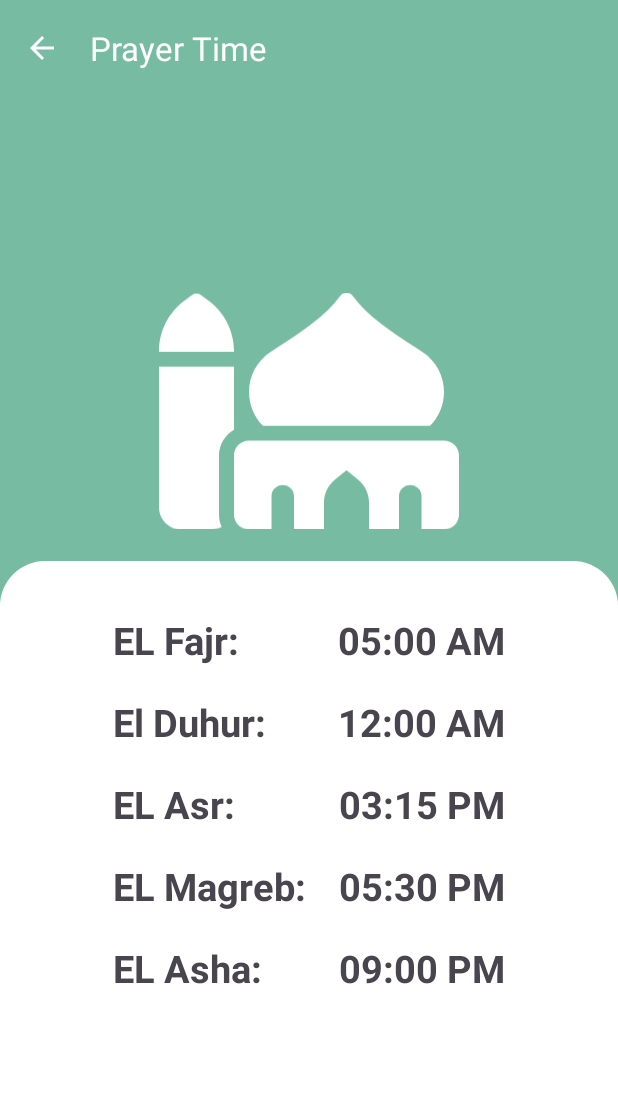
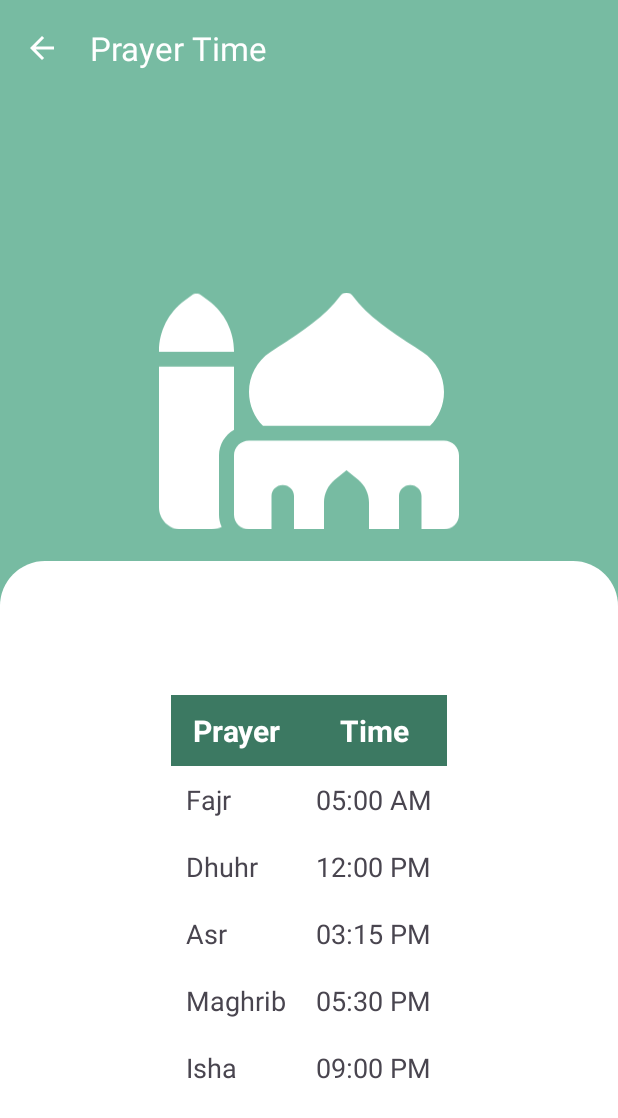
Before and after one commit to AdhamHerbsh/HalalZone, an Android app: the PrayertimeActivity screen opened directly, with no data from a screen before it, on a phone screen of 412 x 824 dp. Shown: the top 1118 px of the screen. Run offline under Robolectric (Android 15) with nearby library versions, the phone set to English and light mode, and no system bars.

```diff
--- a/app/src/main/AndroidManifest.xml
+++ b/app/src/main/AndroidManifest.xml
@@ -17,6 +17,9 @@
         android:supportsRtl="true"
         android:theme="@style/Theme.HalalZone"
         tools:targetApi="31">
+        <activity
+            android:name=".video"
+            android:exported="false" />
         <activity
             android:name=".ItermActivity"
             android:exported="false" />
--- a/app/src/main/java/com/example/halalzone/GateFragment.java
+++ b/app/src/main/java/com/example/halalzone/GateFragment.java
@@ -1,54 +1,10 @@
 package com.example.halalzone;
 
-import android.content.Intent;
 import android.os.Bundle;
 
 import androidx.fragment.app.Fragment;
-import androidx.fragment.app.FragmentTransaction;
 
-import android.view.LayoutInflater;
-import android.view.View;
-import android.view.ViewGroup;
-import android.widget.Button;
-
-/**
- * A simple {@link Fragment} subclass.
- * Use the {@link GateFragment#newInstance} factory method to
- * create an instance of this fragment.
- */
 public class GateFragment extends Fragment {
-
-    // TODO: Rename parameter arguments, choose names that match
-    // the fragment initialization parameters, e.g. ARG_ITEM_NUMBER
-    private static final String ARG_PARAM1 = "param1";
-    private static final String ARG_PARAM2 = "param2";
-
-    // TODO: Rename and change types of parameters
-    private String mParam1;
-    private String mParam2;
-
-    public GateFragment() {
-        // Required empty public constructor
-    }
-    Button _LOGIN_BTN, _CNA_BTN;
-
-    /**
-     * Use this factory method to create a new instance of
-     * this fragment using the provided parameters.
-     *
-     * @param param1 Parameter 1.
-     * @param param2 Parameter 2.
-     * @return A new instance of fragment GateFragment.
-     */
-    // TODO: Rename and change types and number of parameters
-    public static GateFragment newInstance(String param1, String param2) {
-        GateFragment fragment = new GateFragment();
-        Bundle args = new Bundle();
-        args.putString(ARG_PARAM1, param1);
-        args.putString(ARG_PARAM2, param2);
-        fragment.setArguments(args);
-        return fragment;
-    }
 
     @Override
     public void onCreate(Bundle savedInstanceState) {
--- a/app/src/main/java/com/example/halalzone/ShopsActivity.java
+++ b/app/src/main/java/com/example/halalzone/ShopsActivity.java
@@ -1,6 +1,7 @@
 package com.example.halalzone;
 
 import android.os.Bundle;
+import android.widget.ImageView;
 
 import androidx.activity.EdgeToEdge;
 import androidx.appcompat.app.AppCompatActivity;
@@ -16,6 +17,10 @@ public class ShopsActivity extends AppCompatActivity {
         super.onCreate(savedInstanceState);
         EdgeToEdge.enable(this);
         setContentView(R.layout.activity_shops);
+
+        ImageView imageView = findViewById(R.id.myImage);
+        imageView.setImageResource(R.drawable.shop); // Change to your image resource
+
 
         // Set up Toolbar
         Toolbar toolbar = findViewById(R.id.toolbar);
--- a/app/src/main/res/layout/activity_gate.xml
+++ b/app/src/main/res/layout/activity_gate.xml
@@ -62,7 +62,6 @@
             android:layout_height="wrap_content"
             android:backgroundTint="@color/primary"
             android:fontFamily="@font/poppins_bold"
-            android:onClick="toLogin"
             android:text="@string/admin" />
     </LinearLayout>
 
--- a/app/src/main/res/layout/activity_prayertime.xml
+++ b/app/src/main/res/layout/activity_prayertime.xml
@@ -23,128 +23,126 @@
     <ImageView
         android:layout_width="200dp"
         android:layout_height="200dp"
-        android:layout_above="@+id/test"
+        android:layout_above="@+id/panel"
         android:layout_centerHorizontal="true"
         android:src="@drawable/mosque_solid" />
 
     <LinearLayout
-        android:id="@+id/test"
+        android:id="@+id/panel"
         android:layout_width="match_parent"
+        android:layout_height="450dp"
         android:layout_alignParentBottom="true"
         android:background="@drawable/rounded_top"
-        android:layout_height="450dp"
-        android:padding="25dp"
-        android:orientation="vertical">
-        <LinearLayout
+        android:gravity="center"
+        android:orientation="vertical"
+        android:padding="25dp">
+
+
+        <TableLayout
+            android:layout_width="wrap_content"
+            android:layout_height="wrap_content"
+            android:background="@color/white"
+            android:stretchColumns="2">
+
+            <!-- Table Header -->
+            <TableRow
+                android:layout_width="wrap_content"
+                android:layout_height="wrap_content">
+
+                <TextView
+                    android:layout_width="wrap_content"
+                    android:layout_height="wrap_content"
+                    android:background="@color/primary"
+                    android:gravity="center"
+                    android:padding="10dp"
+                    android:text="Prayer"
+                    android:textColor="@color/white"
+                    android:textSize="20sp"
+                    android:textStyle="bold" />
+
+                <TextView
+                    android:layout_width="wrap_content"
+                    android:layout_height="wrap_content"
+                    android:background="@color/primary"
+                    android:gravity="center"
+                    android:padding="10dp"
+                    android:text="Time"
+                    android:textColor="@color/white"
+                    android:textSize="20sp"
+                    android:textStyle="bold" />
+            </TableRow>
+
+            <!-- Fajr -->
+            <TableRow>
+
+                <TextView
+                    android:padding="10dp"
+                    android:text="Fajr"
+                    android:textSize="18sp" />
+
+                <TextView
                     android:layout_width="match_parent"
-            android:layout_height="wrap_content"
-            android:layout_marginHorizontal="40dp"
                     android:padding="10dp"
-            android:orientation="horizontal">
+                    android:text="05:00 AM"
+                    android:textSize="18sp" />
+            </TableRow>
+
+            <!-- Dhuhr -->
+            <TableRow>
+
                 <TextView
-                android:layout_width="0dp"
-                android:layout_height="wrap_content"
-                android:textSize="25sp"
-                android:textStyle="bold"
-                android:layout_weight="1"
-                android:text="EL Fajr:" />
+                    android:padding="10dp"
+                    android:text="Dhuhr"
+                    android:textSize="18sp" />
+
                 <TextView
-                android:layout_width="0dp"
-                android:textAlignment="textEnd"
-                android:layout_height="wrap_content"
-                android:layout_weight="1"
-                android:textSize="25sp"
-                android:textStyle="bold"
-                android:text="05:00 AM" />
-        </LinearLayout>
-        <LinearLayout
-            android:layout_width="match_parent"
-            android:layout_height="wrap_content"
-            android:layout_marginHorizontal="40dp"
                     android:padding="10dp"
-            android:orientation="horizontal">
+                    android:text="12:00 PM"
+                    android:textSize="18sp" />
+            </TableRow>
+
+            <!-- Asr -->
+            <TableRow>
+
                 <TextView
-                android:layout_width="0dp"
-                android:layout_height="wrap_content"
-                android:textSize="25sp"
-                android:textStyle="bold"
-                android:layout_weight="1"
-                android:text="El Duhur:" />
+                    android:padding="10dp"
+                    android:text="Asr"
+                    android:textSize="18sp" />
+
                 <TextView
-                android:layout_width="0dp"
-                android:textAlignment="textEnd"
-                android:layout_height="wrap_content"
-                android:layout_weight="1"
-                android:textSize="25sp"
-                android:textStyle="bold"
-                android:text="12:00 AM" />
-        </LinearLayout>
-        <LinearLayout
-            android:layout_width="match_parent"
-            android:layout_height="wrap_content"
-            android:layout_marginHorizontal="40dp"
                     android:padding="10dp"
-            android:orientation="horizontal">
+                    android:text="03:15 PM"
+                    android:textSize="18sp" />
+            </TableRow>
+
+            <!-- Maghrib -->
+            <TableRow>
+
                 <TextView
-                android:layout_width="0dp"
-                android:layout_height="wrap_content"
-                android:textSize="25sp"
-                android:textStyle="bold"
-                android:layout_weight="1"
-                android:text="EL Asr:" />
+                    android:padding="10dp"
+                    android:text="Maghrib"
+                    android:textSize="18sp" />
+
                 <TextView
-                android:layout_width="0dp"
-                android:textAlignment="textEnd"
-                android:layout_height="wrap_content"
-                android:layout_weight="1"
-                android:textSize="25sp"
-                android:textStyle="bold"
-                android:text="03:15 PM" />
-        </LinearLayout>
-        <LinearLayout
-            android:layout_width="match_parent"
-            android:layout_height="wrap_content"
-            android:layout_marginHorizontal="40dp"
                     android:padding="10dp"
-            android:orientation="horizontal">
+                    android:text="05:30 PM"
+                    android:textSize="18sp" />
+            </TableRow>
+
+            <!-- Isha -->
+            <TableRow>
+
                 <TextView
-                android:layout_width="0dp"
-                android:layout_height="wrap_content"
-                android:textSize="25sp"
-                android:textStyle="bold"
-                android:layout_weight="1"
-                android:text="EL Magreb:" />
+                    android:padding="10dp"
+                    android:text="Isha"
+                    android:textSize="18sp" />
+
                 <TextView
-                android:layout_width="0dp"
-                android:textAlignment="textEnd"
-                android:layout_height="wrap_content"
-                android:layout_weight="1"
-                android:textSize="25sp"
-                android:textStyle="bold"
-                android:text="05:30 PM" />
-        </LinearLayout>
-        <LinearLayout
-            android:layout_width="match_parent"
-            android:layout_height="wrap_content"
-            android:layout_marginHorizontal="40dp"
                     android:padding="10dp"
-            android:orientation="horizontal">
-            <TextView
-                android:layout_width="0dp"
-                android:layout_height="wrap_content"
-                android:textSize="25sp"
-                android:textStyle="bold"
-                android:layout_weight="1"
-                android:text="EL Asha:" />
-            <TextView
-                android:layout_width="0dp"
-                android:textAlignment="textEnd"
-                android:layout_height="wrap_content"
-                android:layout_weight="1"
-                android:textSize="25sp"
-                android:textStyle="bold"
-                android:text="09:00 PM" />
-        </LinearLayout>
+                    android:text="09:00 PM"
+                    android:textSize="18sp" />
+            </TableRow>
+        </TableLayout>
 
     </LinearLayout>
 </RelativeLayout>
--- a/app/src/main/res/layout/activity_shops.xml
+++ b/app/src/main/res/layout/activity_shops.xml
@@ -30,13 +30,11 @@
         android:orientation="vertical" >
 
         <androidx.cardview.widget.CardView
-            xmlns:android="http://schemas.android.com/apk/res/android"
-            xmlns:app="http://schemas.android.com/apk/res-auto"
             android:layout_width="match_parent"
             android:layout_height="wrap_content"
+            android:layout_margin="10dp"
             app:cardCornerRadius="20dp"
-            app:cardElevation="5dp"
-            android:layout_margin="10dp">
+            app:cardElevation="5dp">
 
             <FrameLayout
                 android:layout_width="match_parent"
@@ -47,12 +45,12 @@
                     android:layout_width="match_parent"
                     android:layout_height="200dp"
                     android:scaleType="centerCrop"
-                    android:src="@mipmap/ic_launcher_foreground" />
+                    android:src="@drawable/shop" />
 
                 <View
                     android:layout_width="match_parent"
                     android:layout_height="200dp"
-                    android:background="@drawable/gradient_overlay"/>
+                    android:background="@drawable/gradient_overlay" />
 
 
                 <TextView
@@ -60,13 +58,13 @@
                     android:layout_width="wrap_content"
                     android:layout_height="wrap_content"
                     android:layout_gravity="bottom|left"
+                    android:layout_margin="10dp"
+                    android:gravity="center"
                     android:padding="8dp"
-                    android:layout_margin="10dp"
                     android:text="Hyper Market"
                     android:textColor="@android:color/white"
                     android:textSize="20sp"
-                    android:textStyle="bold"
-                    android:gravity="center"/>
+                    android:textStyle="bold" />
             </FrameLayout>
 
         </androidx.cardview.widget.CardView>
--- a/app/src/main/res/layout/card_item.xml
+++ b/app/src/main/res/layout/card_item.xml
@@ -65,16 +65,15 @@
                 android:background="@drawable/dashed_underline"/>
 
             <TextView
-                android:gravity="end"
                 android:id="@+id/text_view3"
                 android:layout_width="wrap_content"
                 android:layout_height="wrap_content"
-                android:text="100 EGP"
+                android:gravity="end"
+                android:paddingStart="5dp"
+                android:text="100 SAR"
+                android:textColor="@color/secondary"
                 android:textSize="20sp"
-                android:paddingStart="5dp"
-                android:textColor="@color/secondary"
-                android:textStyle="bold"
-                />
+                android:textStyle="bold" />
         </LinearLayout>
 
     </LinearLayout>
--- a/app/src/main/res/layout/card_item2.xml
+++ b/app/src/main/res/layout/card_item2.xml
@@ -37,17 +37,16 @@
             android:textAlignment="textStart" />
 
 
-            <TextView
-                android:textAlignment="textEnd"
-                android:id="@+id/text_view3"
-                android:layout_width="match_parent"
-                android:layout_height="wrap_content"
-                android:text="100 EGP"
-                android:textSize="20sp"
-                android:paddingStart="5dp"
-                android:textColor="@color/secondary"
-                android:textStyle="bold"
-                />
+        <TextView
+            android:id="@+id/text_view3"
+            android:layout_width="match_parent"
+            android:layout_height="wrap_content"
+            android:paddingStart="5dp"
+            android:text="100 SAR"
+            android:textAlignment="textEnd"
+            android:textColor="@color/secondary"
+            android:textSize="20sp"
+            android:textStyle="bold" />
 
     </LinearLayout>
 </androidx.cardview.widget.CardView>
--- a/app/src/main/res/layout/fragment_user.xml
+++ b/app/src/main/res/layout/fragment_user.xml
@@ -39,7 +39,7 @@
                     android:textSize="25sp"
                     android:textStyle="bold"
                     android:paddingStart="10dp"
-                    android:text="Hello Adham"
+                    android:text="Hello Sarah"
                     tools:ignore="HardcodedText,RtlSymmetry" />
 
             </LinearLayout>
--- a/app/src/main/res/values/strings.xml
+++ b/app/src/main/res/values/strings.xml
@@ -53,5 +53,4 @@
     <string name="user_admin">User Admin</string>
 
 
-
 </resources>
```
Also changed, not shown: 1 other file. Lines whose indentation alone changed are shown as unchanged.
